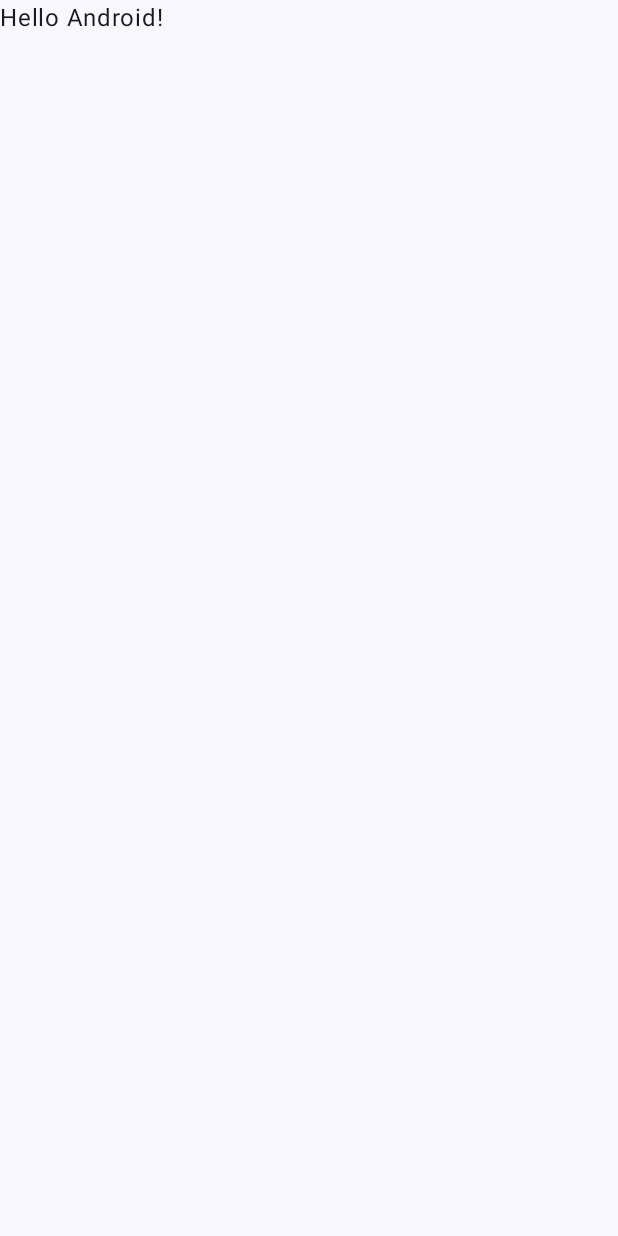
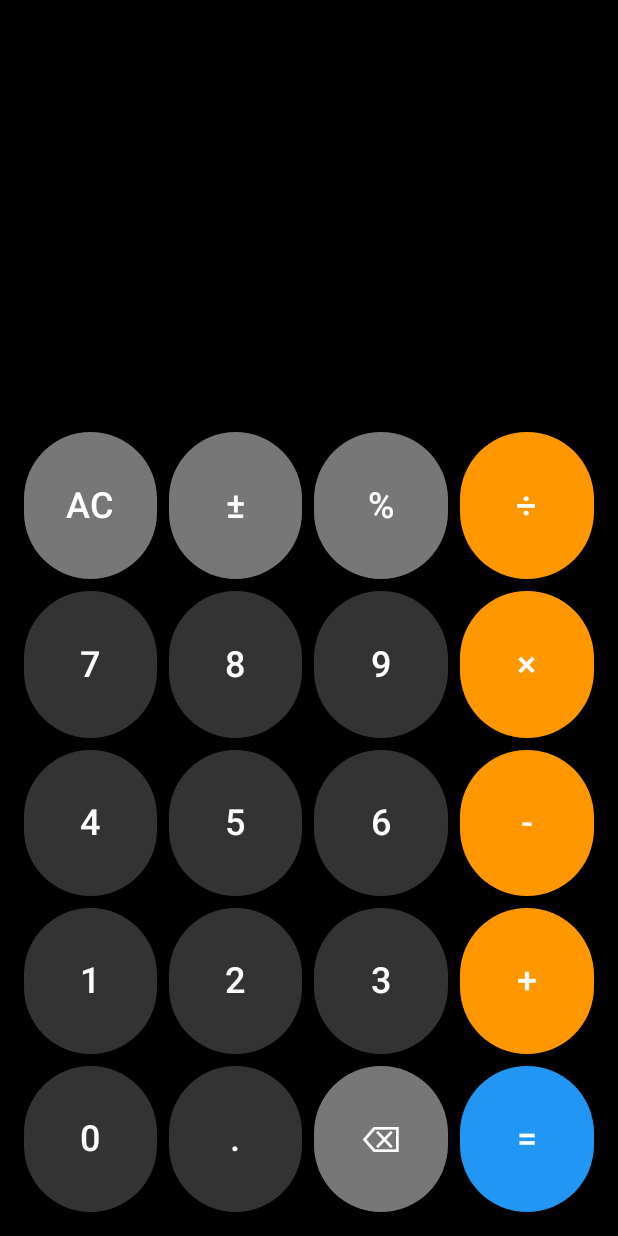
Before and after one commit to spiderbanan/psm_kalkulator, an Android app built with Jetpack Compose: the screen it shows after launch (MainActivity), on a phone screen of 412 x 824 dp. Before the commit the screen is almost empty. Run offline under Robolectric (Android 15) with nearby library versions, the phone set to English and light mode, and no system bars.

Commit message:
added working buttons and field for displaying resulting expressions

```diff
--- a/app/src/main/java/com/example/psm_kalkulator/MainActivity.kt
+++ b/app/src/main/java/com/example/psm_kalkulator/MainActivity.kt
@@ -1,47 +1,189 @@
+
 package com.example.psm_kalkulator
 
 import android.os.Bundle
 import androidx.activity.ComponentActivity
 import androidx.activity.compose.setContent
-import androidx.activity.enableEdgeToEdge
-import androidx.compose.foundation.layout.fillMaxSize
-import androidx.compose.foundation.layout.padding
-import androidx.compose.material3.Scaffold
-import androidx.compose.material3.Text
-import androidx.compose.runtime.Composable
+import androidx.compose.foundation.background
+import androidx.compose.foundation.layout.*
+import androidx.compose.foundation.rememberScrollState
+import androidx.compose.foundation.verticalScroll
+import androidx.compose.foundation.shape.RoundedCornerShape
+import androidx.compose.material3.*
+import androidx.compose.runtime.*
 import androidx.compose.ui.Modifier
-import androidx.compose.ui.tooling.preview.Preview
-import com.example.psm_kalkulator.ui.theme.Psm_kalkulatorTheme
+import androidx.compose.ui.graphics.Color
+import androidx.compose.ui.text.style.TextAlign
+import androidx.compose.ui.unit.dp
+import androidx.compose.ui.unit.sp
 
+enum class KeyRole {
+    NUMBER,
+    OPERATOR,
+    ACTION,
+    EQUALS
+}
+
+data class CalculatorKey(
+    val label: String,
+    val role: KeyRole
+)
+
+
+val calculatorKeys = listOf(
+    CalculatorKey("AC", KeyRole.ACTION),
+    CalculatorKey("±", KeyRole.ACTION),
+    CalculatorKey("%", KeyRole.ACTION),
+    CalculatorKey("÷", KeyRole.OPERATOR),
+
+    CalculatorKey("7", KeyRole.NUMBER),
+    CalculatorKey("8", KeyRole.NUMBER),
+    CalculatorKey("9", KeyRole.NUMBER),
+    CalculatorKey("×", KeyRole.OPERATOR),
+
+    CalculatorKey("4", KeyRole.NUMBER),
+    CalculatorKey("5", KeyRole.NUMBER),
+    CalculatorKey("6", KeyRole.NUMBER),
+    CalculatorKey("-", KeyRole.OPERATOR),
+
+    CalculatorKey("1", KeyRole.NUMBER),
+    CalculatorKey("2", KeyRole.NUMBER),
+    CalculatorKey("3", KeyRole.NUMBER),
+    CalculatorKey("+", KeyRole.OPERATOR),
+
+    CalculatorKey("0", KeyRole.NUMBER),
+    CalculatorKey(".", KeyRole.NUMBER),
+    CalculatorKey("⌫", KeyRole.ACTION),
+    CalculatorKey("=", KeyRole.EQUALS)
+)
+
+// Główna aktywność
 class MainActivity : ComponentActivity() {
+
     override fun onCreate(savedInstanceState: Bundle?) {
         super.onCreate(savedInstanceState)
-        enableEdgeToEdge()
+
         setContent {
-            Psm_kalkulatorTheme {
-                Scaffold(modifier = Modifier.fillMaxSize()) { innerPadding ->
-                    Greeting(
-                        name = "Android",
-                        modifier = Modifier.padding(innerPadding)
-                    )
+            CalculatorScreen()
+        }
+    }
+}
+
+// Wygląd pojedynczego przycisku
+@Composable
+fun CalculatorButton(
+    key: CalculatorKey,
+    modifier: Modifier = Modifier,
+    onClick: () -> Unit
+) {
+
+    val buttonColor = when (key.role) {
+        KeyRole.NUMBER -> Color(0xFF333333)
+        KeyRole.OPERATOR -> Color(0xFFFF9800)
+        KeyRole.ACTION -> Color(0xFF777777)
+        KeyRole.EQUALS -> Color(0xFF2196F3)
+    }
+
+    Button(
+        onClick = onClick,
+        modifier = modifier,
+        shape = RoundedCornerShape(50),
+        colors = ButtonDefaults.buttonColors(
+            containerColor = buttonColor
+        ),
+        contentPadding = PaddingValues(0.dp)
+    ) {
+
+        Text(
+            text = key.label,
+            fontSize = 24.sp,
+            color = Color.White
+        )
+    }
+}
+
+// Główny ekran kalkulatora
+@Composable
+fun CalculatorScreen() {
+
+    var expression by remember {
+        mutableStateOf("")
+    }
+
+    Column(
+        modifier = Modifier
+            .fillMaxSize()
+            .background(Color.Black)
+            .padding(16.dp),
+
+        verticalArrangement = Arrangement.spacedBy(12.dp)
+    ) {
+
+        // Pole wyświetlania działania
+        Box(
+            modifier = Modifier
+                .fillMaxWidth()
+                .weight(1f),
+            contentAlignment = androidx.compose.ui.Alignment.BottomEnd
+        ) {
+
+            Text(
+                text = expression,
+                modifier = Modifier
+                    .fillMaxWidth()
+                    .verticalScroll(rememberScrollState()),
+                color = Color.White,
+                fontSize = 36.sp,
+                textAlign = TextAlign.End
+            )
+        }
+
+        // Przyciski kalkulatora
+        Column(
+            modifier = Modifier
+                .fillMaxWidth()
+                .weight(2f),
+
+            verticalArrangement = Arrangement.spacedBy(8.dp)
+        ) {
+
+            // Podział listy na 5 wierszy po 4 przyciski
+            calculatorKeys.chunked(4).forEach { rowKeys ->
+
+                Row(
+                    modifier = Modifier
+                        .fillMaxWidth()
+                        .weight(1f),
+
+                    horizontalArrangement = Arrangement.spacedBy(8.dp)
+                ) {
+
+                    rowKeys.forEach { key ->
+
+                        CalculatorButton(
+                            key = key,
+
+                            modifier = Modifier
+                                .weight(1f)
+                                .fillMaxHeight(),
+
+                            onClick = {
+
+                                expression = when (key.label) {
+
+                                    "AC" -> ""
+
+                                    "⌫" -> expression.dropLast(1)
+
+                                    "=" -> expression
+
+                                    else -> expression + key.label
+                                }
+                            }
+                        )
+                    }
                 }
             }
         }
     }
 }
-
-@Composable
-fun Greeting(name: String, modifier: Modifier = Modifier) {
-    Text(
-        text = "Hello $name!",
-        modifier = modifier
-    )
-}
-
-@Preview(showBackground = true)
-@Composable
-fun GreetingPreview() {
-    Psm_kalkulatorTheme {
-        Greeting("Android")
-    }
-}
```
